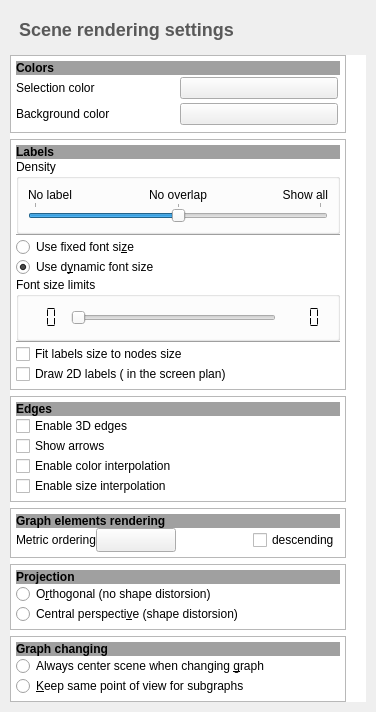
Qt form library/tulip-gui/designer/SceneConfigWidget.ui (Tulip-Dev/tulip) before a commit.
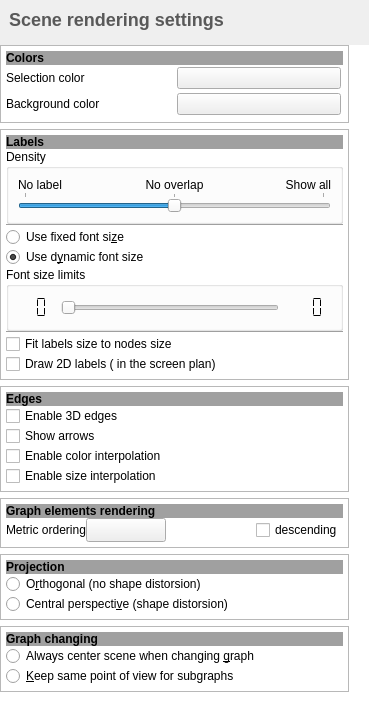
The same form after that commit. Icons and pictures are not drawn. Custom widgets are drawn as their Qt base class.

Commit message: some polishing for node link view configuration widgets : set margins to 0 and remove horizontal progress bar on the scene configuration widget

```diff
--- a/library/tulip-gui/designer/SceneConfigWidget.ui
+++ b/library/tulip-gui/designer/SceneConfigWidget.ui
@@ -6,7 +6,7 @@
    <rect>
     <x>0</x>
     <y>0</y>
-    <width>376</width>
+    <width>369</width>
     <height>712</height>
    </rect>
   </property>
@@ -81,8 +81,17 @@
 }</string>
   </property>
   <layout class="QVBoxLayout" name="verticalLayout">
-   <property name="margin">
-    <number>10</number>
+   <property name="leftMargin">
+    <number>0</number>
+   </property>
+   <property name="topMargin">
+    <number>0</number>
+   </property>
+   <property name="rightMargin">
+    <number>0</number>
+   </property>
+   <property name="bottomMargin">
+    <number>0</number>
    </property>
    <item>
     <widget class="QFrame" name="horizontalFrame_2">
@@ -125,7 +134,7 @@
       <enum>QFrame::NoFrame</enum>
      </property>
      <property name="horizontalScrollBarPolicy">
-      <enum>Qt::ScrollBarAsNeeded</enum>
+      <enum>Qt::ScrollBarAlwaysOff</enum>
      </property>
      <property name="widgetResizable">
       <bool>true</bool>
@@ -135,8 +144,8 @@
        <rect>
         <x>0</x>
         <y>0</y>
-        <width>351</width>
-        <height>714</height>
+        <width>366</width>
+        <height>767</height>
        </rect>
       </property>
       <property name="sizePolicy">
@@ -463,9 +472,6 @@
                <property name="lineWidth">
                 <number>0</number>
                </property>
-               <property name="numDigits">
-                <number>3</number>
-               </property>
                <property name="digitCount">
                 <number>3</number>
                </property>
```
Left out of the diff: 68 changed lines with no effect on the pictures. The commit also changes 1 other file.
